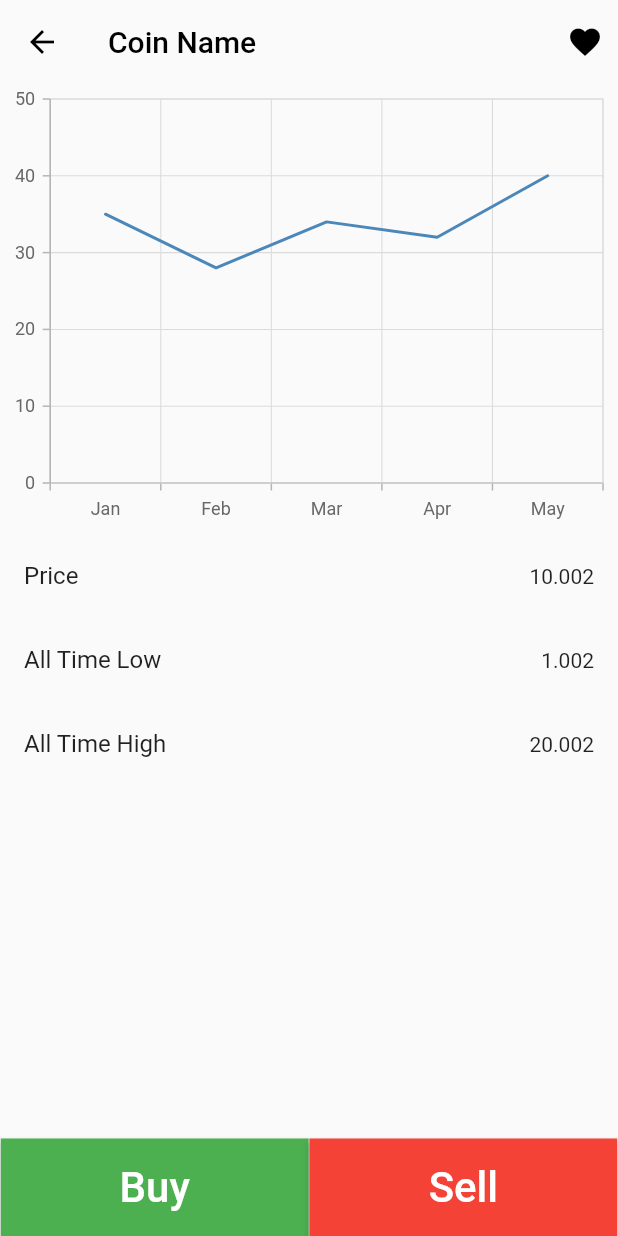
After one commit to unniznd/archathon_frontend, a Flutter app: the screen it shows after launch, after a tap on "Coin Name", on a phone screen of 412 x 824 dp. The commit adds this screen. Run offline on Flutter 3.47's test engine with Material 2 defaults, Android fonts, the phone set to English and light mode, and no system bars; our stand-ins replace animated_text_kit, syncfusion_flutter_charts.

Commit message:
market page completed

```diff
--- a/lib/screens/market.dart
+++ b/lib/screens/market.dart
@@ -1,4 +1,7 @@
 import 'package:flutter/material.dart';
+import 'package:animated_text_kit/animated_text_kit.dart';
+
+import 'package:frontend/screens/market_detail.dart';
 
 class MarketScreen extends StatefulWidget {
   const MarketScreen({super.key});
@@ -12,29 +15,39 @@ class _MarketScreenState extends State<MarketScreen> {
   Widget build(BuildContext context) {
     return Scaffold(
       appBar: AppBar(
-        title: Text(
-          "CrpytMaster",
-          style: TextStyle(
+        title: DefaultTextStyle(
+          style: const TextStyle(
+            fontSize: 26,
             color: Colors.black,
-            fontSize: 26,
+          ),
+          child: AnimatedTextKit(
+            pause: Duration(milliseconds: 2000),
+            animatedTexts: [
+              TyperAnimatedText(
+                'CrpytMaster',
+                speed: Duration(milliseconds: 100),
+              ),
+              TyperAnimatedText(
+                'Market',
+                speed: Duration(milliseconds: 100),
+              ),
+            ],
           ),
         ),
         elevation: 0,
         backgroundColor: Colors.transparent,
-        actions: [
-          // Icon(
-          //   Icons.favorite,
-          //   color: Colors.black,
-          //   size: 35,
-          // ),
-          // SizedBox(
-          //   width: 10,
-          // ),
-        ],
       ),
       body: ListView(
         children: [
           ListTile(
+            onTap: () {
+              Navigator.push(
+                context,
+                MaterialPageRoute(
+                  builder: (builder) => MarketDetailScreen(),
+                ),
+              );
+            },
             leading: CircleAvatar(
               child: Icon(Icons.abc),
             ),
--- /dev/null
+++ b/lib/screens/market_detail.dart
@@ -0,0 +1,171 @@
+import 'package:flutter/material.dart';
+
+import 'package:syncfusion_flutter_charts/charts.dart';
+import 'package:syncfusion_flutter_charts/sparkcharts.dart';
+
+class MarketDetailScreen extends StatefulWidget {
+  const MarketDetailScreen({super.key});
+
+  @override
+  State<MarketDetailScreen> createState() => _MarketDetailScreenState();
+}
+
+class _MarketDetailScreenState extends State<MarketDetailScreen>
+    with SingleTickerProviderStateMixin {
+  // late TabController _tabController;
+
+  // @override
+  // void initState() {
+  //   _tabController = new TabController(length: 2, vsync: this);
+  //   super.initState();
+  // }
+
+  @override
+  Widget build(BuildContext context) {
+    return Scaffold(
+      appBar: AppBar(
+        elevation: 0,
+        backgroundColor: Colors.transparent,
+        title: Text(
+          "Coin Name",
+          style: TextStyle(
+            color: Colors.black,
+          ),
+        ),
+        iconTheme: IconThemeData(
+          color: Colors.black,
+        ),
+        actions: [
+          Icon(
+            Icons.favorite,
+            color: Colors.black,
+          ),
+          SizedBox(
+            width: 10,
+          ),
+        ],
+      ),
+      body: SingleChildScrollView(
+        child: Column(
+          crossAxisAlignment: CrossAxisAlignment.stretch,
+          children: [
+            SfCartesianChart(
+              // Initialize category axis
+              primaryXAxis: CategoryAxis(),
+              series: <LineSeries<SalesData, String>>[
+                LineSeries<SalesData, String>(
+                    // Bind data source
+                    dataSource: <SalesData>[
+                      SalesData('Jan', 35),
+                      SalesData('Feb', 28),
+                      SalesData('Mar', 34),
+                      SalesData('Apr', 32),
+                      SalesData('May', 40)
+                    ],
+                    xValueMapper: (SalesData sales, _) => sales.year,
+                    yValueMapper: (SalesData sales, _) => sales.sales)
+              ],
+            ),
+            // TabBar(
+            //   physics: ClampingScrollPhysics(),
+            //   unselectedLabelColor: Colors.black12,
+            //   labelColor: Colors.black,
+            //   tabs: [
+            //     Tab(
+            //       text: 'Info',
+            //     ),
+            //     Tab(
+            //       text: 'Order Book',
+            //       //text: null,
+            //     ),
+            //   ],
+            //   controller: _tabController,
+            //   indicatorSize: TabBarIndicatorSize.tab,
+            //   onTap: (index) {
+            //     setState(() {
+            //       _tabController.index = index;
+            //     });
+            //   },
+            // ),
+            // if (_tabController.index == 0)
+            ListView(
+              shrinkWrap: true,
+              scrollDirection: Axis.vertical,
+              children: [
+                ListTile(
+                  title: Text("Price"),
+                  trailing: Text("10.002"),
+                ),
+                ListTile(
+                  title: Text("All Time Low"),
+                  trailing: Text("1.002"),
+                ),
+                ListTile(
+                  title: Text("All Time High"),
+                  trailing: Text("20.002"),
+                )
+              ],
+            ),
+            // if(_tabController.index == 1)
+          ],
+        ),
+      ),
+      bottomNavigationBar: Container(
+        height: 65,
+        child: Row(
+          mainAxisAlignment: MainAxisAlignment.spaceEvenly,
+          children: [
+            Container(
+              width: MediaQuery.of(context).size.width * 0.498,
+              height: double.infinity,
+              child: ElevatedButton(
+                child: Text(
+                  "Buy",
+                  style: TextStyle(
+                    fontSize: 28,
+                  ),
+                ),
+                onPressed: () {},
+                style: ButtonStyle(
+                  backgroundColor: MaterialStateProperty.all(Colors.green),
+                  shape: MaterialStateProperty.all<RoundedRectangleBorder>(
+                    RoundedRectangleBorder(
+                      borderRadius: BorderRadius.circular(0),
+                    ),
+                  ),
+                ),
+              ),
+            ),
+            Container(
+              width: MediaQuery.of(context).size.width * 0.498,
+              height: double.infinity,
+              child: ElevatedButton(
+                child: Text(
+                  "Sell",
+                  style: TextStyle(
+                    fontSize: 28,
+                  ),
+                ),
+                onPressed: () {},
+                style: ButtonStyle(
+                  backgroundColor: MaterialStateProperty.all(Colors.red),
+                  shape: MaterialStateProperty.all<RoundedRectangleBorder>(
+                    RoundedRectangleBorder(
+                      borderRadius: BorderRadius.circular(0),
+                    ),
+                  ),
+                ),
+              ),
+            ),
+          ],
+        ),
+      ),
+    );
+  }
+}
+
+class SalesData {
+  SalesData(this.year, this.sales);
+  final String year;
+  final double sales;
+}
--- a/pubspec.yaml
+++ b/pubspec.yaml
@@ -35,6 +35,7 @@ dependencies:
   # Use with the CupertinoIcons class for iOS style icons.
   cupertino_icons: ^1.0.2
   animated_text_kit: ^4.2.1
+  syncfusion_flutter_charts: ^20.1.55
 
 
 dev_dependencies:
```
Also changed, not shown: pubspec.lock.
